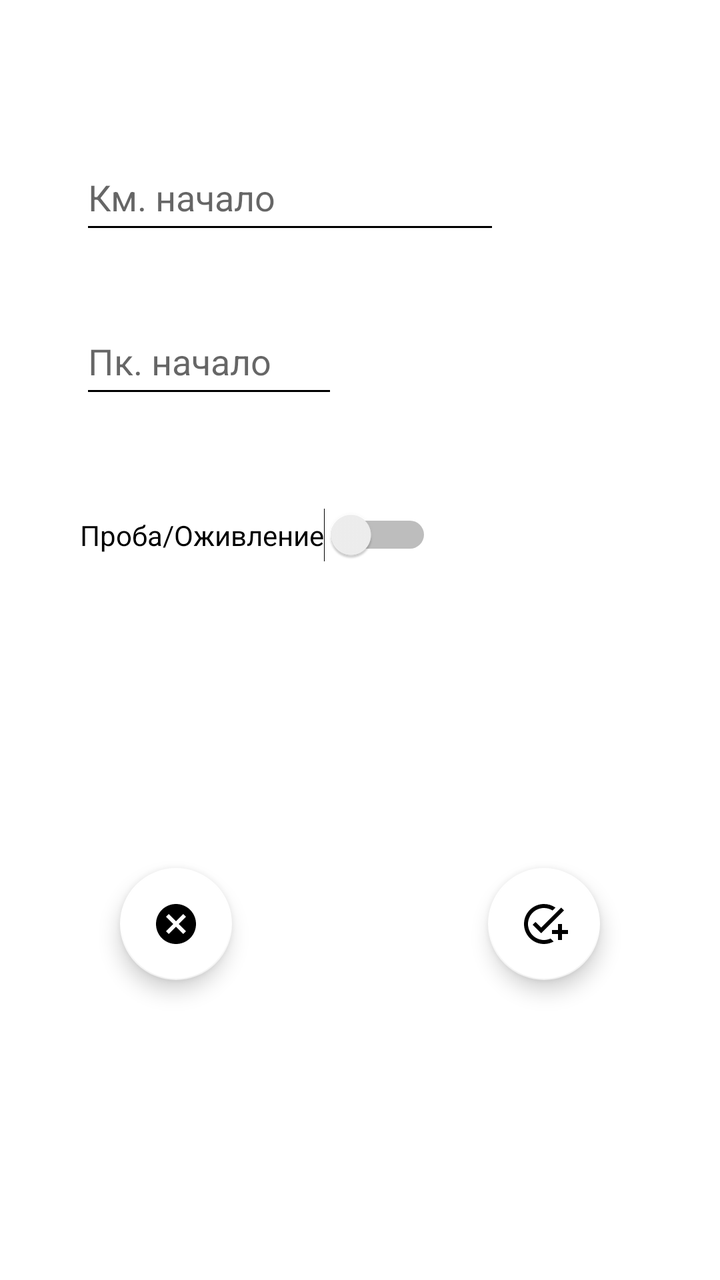
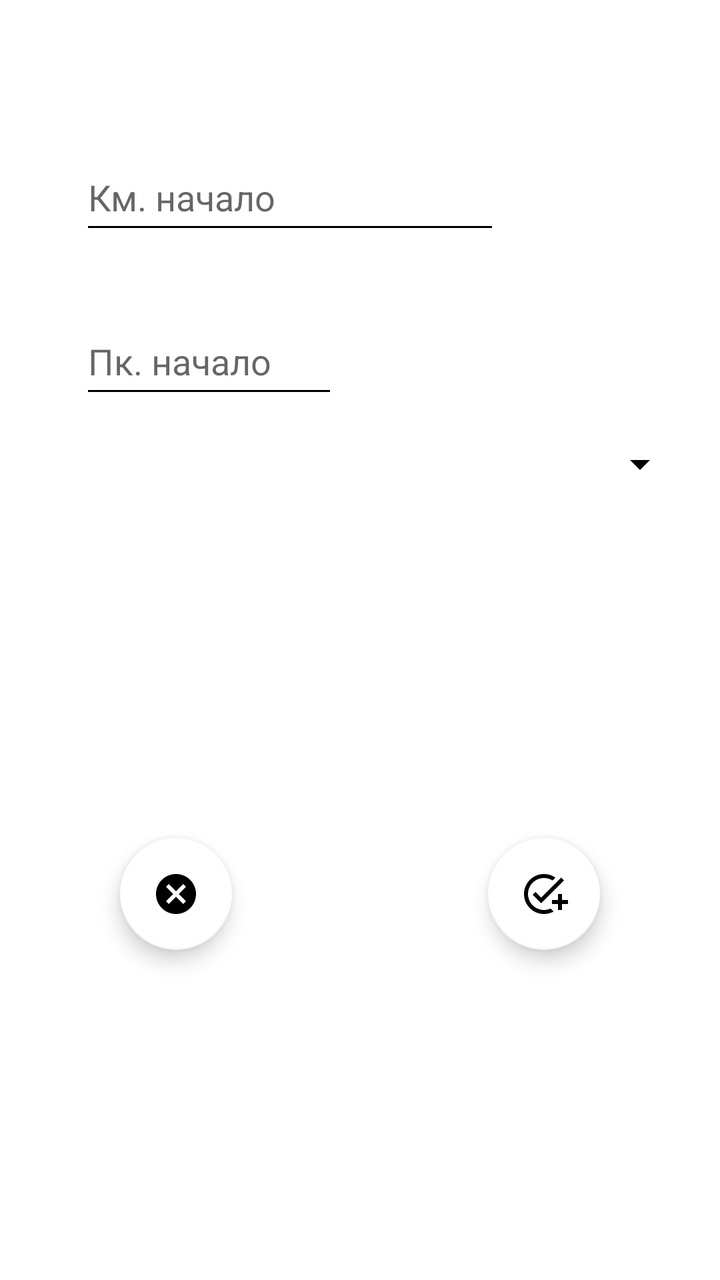

The first picture is an Android layout as it rendered before a commit; the second is the same layout after the commit. The layout source and the unified diff follow.
<!-- AndroidManifest.xml: application theme Base.Theme.My_Gps_Assistant -->
<!-- res/layout/fragment_update_brake_chet.xml -->
<?xml version="1.0" encoding="utf-8"?>
<androidx.constraintlayout.widget.ConstraintLayout xmlns:android="http://schemas.android.com/apk/res/android"
    xmlns:tools="http://schemas.android.com/tools"
    android:layout_width="match_parent"
    android:layout_height="match_parent"
    xmlns:app="http://schemas.android.com/apk/res-auto"
    android:background="#FFFFFF"
    tools:context=".fragments.chet.brake.update.UpdateBrakeFragmentChet">

    <EditText
        android:id="@+id/ed_update_start_brake_chet"
        android:layout_width="0dp"
        android:layout_height="50dp"
        android:layout_marginStart="40dp"
        android:layout_marginTop="72dp"
        android:ems="10"
        android:hint="@string/fragment_update_km_start_brake_chet"
        android:importantForAutofill="no"
        android:inputType="number"
        android:maxLength="4"
        android:textColor="#000000"
        app:layout_constraintStart_toStartOf="parent"
        app:layout_constraintTop_toTopOf="parent"
        tools:ignore="HardcodedText,TextContrastCheck" />

    <EditText
        android:id="@+id/ed_update_pk_start_brake_chet"
        android:layout_width="129dp"
        android:layout_height="50dp"
        android:layout_marginTop="32dp"
        android:ems="10"
        android:hint="@string/fragment_update_pk_start_brake_chet"
        android:inputType="number"
        android:maxLength="2"
        android:textColor="#000000"
        app:layout_constraintEnd_toEndOf="@+id/ed_update_start_brake_chet"
        app:layout_constraintHorizontal_bias="0.0"
        app:layout_constraintStart_toStartOf="@+id/ed_update_start_brake_chet"
        app:layout_constraintTop_toBottomOf="@+id/ed_update_start_brake_chet"
        tools:ignore="Autofill,HardcodedText,MissingConstraints,TextContrastCheck" />

    <com.google.android.material.floatingactionbutton.FloatingActionButton
        android:id="@+id/fb_update_save_brake_chet"
        android:layout_width="wrap_content"
        android:layout_height="wrap_content"
        android:layout_marginEnd="60dp"
        android:layout_marginBottom="150dp"
        android:clickable="true"
        android:src="@drawable/is_save_update_brake_chet"
        app:backgroundTint="@color/white"
        app:layout_constraintBottom_toBottomOf="parent"
        app:layout_constraintEnd_toEndOf="parent"
        tools:ignore="ContentDescription,KeyboardInaccessibleWidget,SpeakableTextPresentCheck" />

    <com.google.android.material.floatingactionbutton.FloatingActionButton
        android:id="@+id/fb_update_cancel_brake_chet"
        android:layout_width="wrap_content"
        android:layout_height="wrap_content"
        android:layout_marginStart="60dp"
        android:layout_marginBottom="150dp"
        android:clickable="true"
        android:src="@drawable/is_cancel_update_brake_chet"
        app:backgroundTint="@color/white"
        app:layout_constraintBottom_toBottomOf="parent"
        app:layout_constraintStart_toStartOf="parent"
        tools:ignore="ContentDescription,KeyboardInaccessibleWidget,SpeakableTextPresentCheck" />

    <EditText
        android:id="@+id/editBrakeChetUpdateSwitch"
        android:visibility="gone"
        android:layout_width="wrap_content"
        android:layout_height="wrap_content"
        android:layout_marginTop="50dp"
        android:ems="10"
        android:inputType="number"
        android:maxLength="2"
        android:textColor="#000000"
        app:layout_constraintStart_toStartOf="@+id/ed_update_pk_start_brake_chet"
        app:layout_constraintTop_toBottomOf="@+id/ed_update_pk_start_brake_chet"
        tools:ignore="Autofill,HardcodedText,TouchTargetSizeCheck" />

    <Switch
        android:id="@+id/switchBrakeChetUpdate"
        android:layout_width="wrap_content"
        android:layout_height="wrap_content"
        android:layout_marginTop="50dp"
        android:text="Проба/Оживление"
        app:layout_constraintStart_toStartOf="@+id/ed_update_pk_start_brake_chet"
        app:layout_constraintTop_toBottomOf="@+id/ed_update_pk_start_brake_chet"
        tools:ignore="HardcodedText,UseSwitchCompatOrMaterialXml,TouchTargetSizeCheck" />

</androidx.constraintlayout.widget.ConstraintLayout>
<!-- resources referenced by this layout -->
<resources>
  <color name="white">#FFFFFFFF</color>
  <!-- drawable is_cancel_update_brake_chet (drawable) -->
  <vector xmlns:android="http://schemas.android.com/apk/res/android" android:height="24dp" android:tint="#2748ED" android:viewportHeight="24" android:viewportWidth="24" android:width="24dp">
        
      <path android:fillColor="@android:color/white" android:pathData="M12,2C6.47,2 2,6.47 2,12s4.47,10 10,10 10,-4.47 10,-10S17.53,2 12,2zM17,15.59L15.59,17 12,13.41 8.41,17 7,15.59 10.59,12 7,8.41 8.41,7 12,10.59 15.59,7 17,8.41 13.41,12 17,15.59z"/>
      
  </vector>
  <!-- drawable is_save_update_brake_chet (drawable) -->
  <vector xmlns:android="http://schemas.android.com/apk/res/android" android:height="24dp" android:tint="#2748ED" android:viewportHeight="24" android:viewportWidth="24" android:width="24dp">
        
      <path android:fillColor="@android:color/white" android:pathData="M22,5.18L10.59,16.6l-4.24,-4.24l1.41,-1.41l2.83,2.83l10,-10L22,5.18zM12,20c-4.41,0 -8,-3.59 -8,-8s3.59,-8 8,-8c1.57,0 3.04,0.46 4.28,1.25l1.45,-1.45C16.1,2.67 14.13,2 12,2C6.48,2 2,6.48 2,12s4.48,10 10,10c1.73,0 3.36,-0.44 4.78,-1.22l-1.5,-1.5C14.28,19.74 13.17,20 12,20zM19,15h-3v2h3v3h2v-3h3v-2h-3v-3h-2V15z"/>
      
  </vector>
  <string name="fragment_update_km_start_brake_chet">Км. начало</string>
  <string name="fragment_update_pk_start_brake_chet">Пк. начало</string>
  <style name="Base.Theme.My_Gps_Assistant" parent="Theme.MaterialComponents.Light.NoActionBar">
          
          <item name="colorPrimary">@color/black</item>
          <item name="colorPrimaryVariant">@color/lavender</item>
          <item name="colorOnPrimary">@color/white</item>
  
          <item name="colorSecondary">@color/teal_200</item>
          <item name="colorSecondaryVariant">@color/teal_700</item>
          <item name="colorOnSecondary">@color/black</item>
  
          <item name="android:statusBarColor">@color/lavender</item>
  
  
          <item name="android:windowFullscreen">true</item>
  
          <item name="android:textColorPrimary">@color/black</item>
          <item name="android:textColorSecondary">@color/black</item>
          <item name="android:textColorTertiary">@color/black</item>
  
  
  
  
  
  
  
      </style>
  <color name="black">#FF000000</color>
  <color name="lavender">#8692f7</color>
  <color name="teal_200">#D58DD5</color>
  <color name="teal_700">#00C2EF</color>
</resources>

<!-- the commit's change to res/layout/fragment_update_brake_chet.xml (unified diff, before → after) -->
@@ -44,7 +44,7 @@
         android:layout_width="wrap_content"
         android:layout_height="wrap_content"
         android:layout_marginEnd="60dp"
-        android:layout_marginBottom="150dp"
+        android:layout_marginBottom="165dp"
         android:clickable="true"
         android:src="@drawable/is_save_update_brake_chet"
         app:backgroundTint="@color/white"
@@ -57,7 +57,7 @@
         android:layout_width="wrap_content"
         android:layout_height="wrap_content"
         android:layout_marginStart="60dp"
-        android:layout_marginBottom="150dp"
+        android:layout_marginBottom="165dp"
         android:clickable="true"
         android:src="@drawable/is_cancel_update_brake_chet"
         app:backgroundTint="@color/white"
@@ -66,7 +66,7 @@
         tools:ignore="ContentDescription,KeyboardInaccessibleWidget,SpeakableTextPresentCheck" />
 
     <EditText
-        android:id="@+id/editBrakeChetUpdateSwitch"
+        android:id="@+id/editBrakeChetUpdate"
         android:visibility="gone"
         android:layout_width="wrap_content"
         android:layout_height="wrap_content"
@@ -79,14 +79,17 @@
         app:layout_constraintTop_toBottomOf="@+id/ed_update_pk_start_brake_chet"
         tools:ignore="Autofill,HardcodedText,TouchTargetSizeCheck" />
 
-    <Switch
-        android:id="@+id/switchBrakeChetUpdate"
-        android:layout_width="wrap_content"
+    <Spinner
+        android:id="@+id/spinnerUpdateChet"
+        android:layout_width="match_parent"
         android:layout_height="wrap_content"
-        android:layout_marginTop="50dp"
-        android:text="Проба/Оживление"
+        android:layout_margin="16dp"
+        android:layout_marginStart="40dp"
+        android:layout_marginTop="16dp"
+        app:layout_constraintEnd_toEndOf="@+id/ed_update_pk_start_brake_chet"
+        app:layout_constraintHorizontal_bias="0.22"
         app:layout_constraintStart_toStartOf="@+id/ed_update_pk_start_brake_chet"
         app:layout_constraintTop_toBottomOf="@+id/ed_update_pk_start_brake_chet"
-        tools:ignore="HardcodedText,UseSwitchCompatOrMaterialXml,TouchTargetSizeCheck" />
+        tools:ignore="TouchTargetSizeCheck" />
 
 </androidx.constraintlayout.widget.ConstraintLayout>
